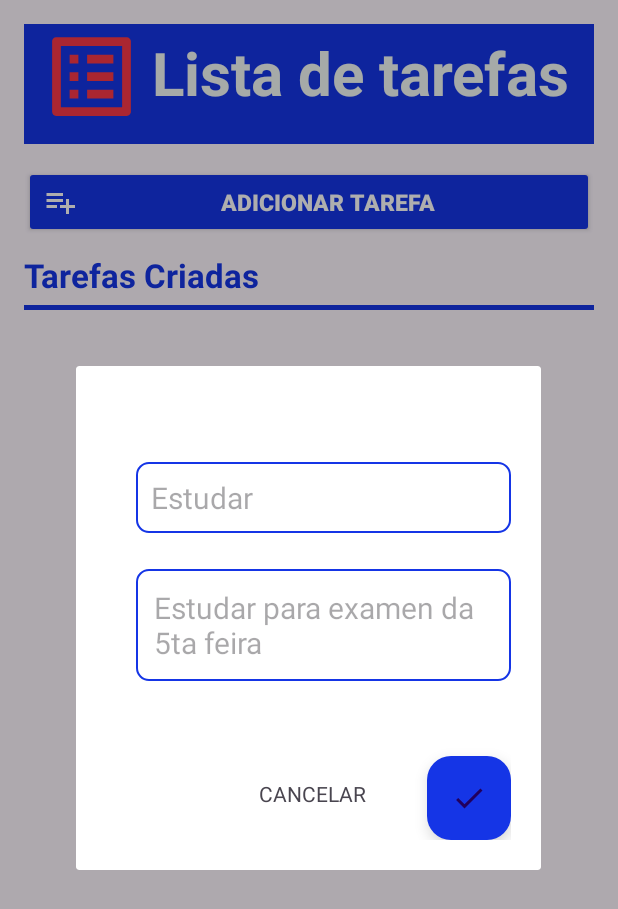
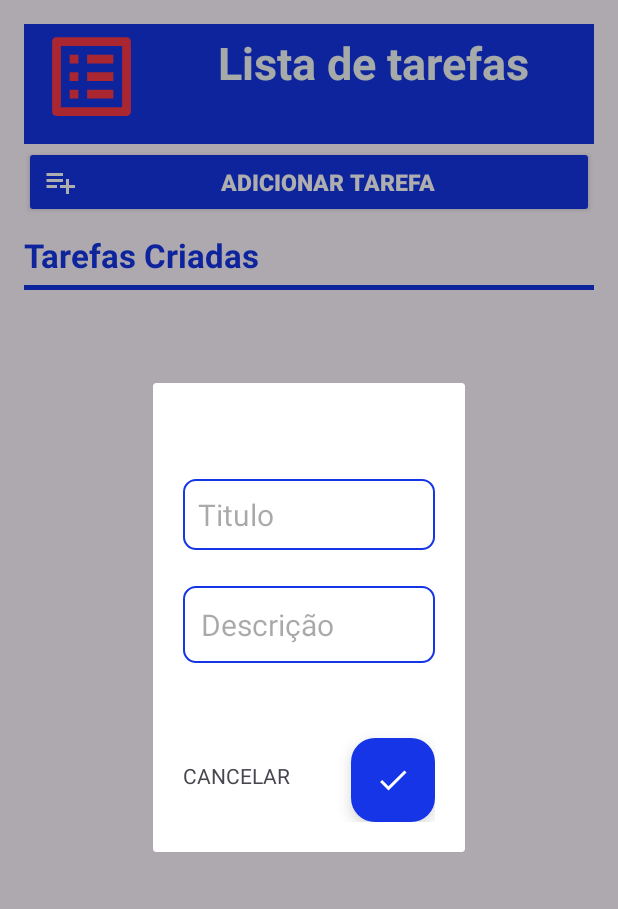
Before and after one commit to gabreucast/Projeto-To-Do-List, an Android app: the screen it shows after launch (MainActivity), after a tap on "ADICIONAR TAREFA", on a phone screen of 412 x 824 dp. Shown: the top 909 px of the screen. Run offline under Robolectric (Android 15) with nearby library versions, the phone set to English and light mode, and no system bars; our stand-ins replace Room's generated code.

Commit message:
configurar: 1. modificar observer e adicionar adapter.notifyDataSetChanged() no mainactivity 2. mudar de kapt para KSP 3. mudar a cor do floatButton 4. atualizar e comentar todos os strings 5. coloca o titulo do app menor para que se adapte à tela 6.

```diff
--- a/ProjetoToDoList/app/src/main/java/db/AppDatabase.kt
+++ b/ProjetoToDoList/app/src/main/java/db/AppDatabase.kt
@@ -15,15 +15,17 @@
         @Volatile
         private var INSTANCE: AppDatabase? = null
 
+        // Função que retorna a instância única da base de dados
         fun getDatabase(context: Context): AppDatabase {
             return INSTANCE ?: synchronized(this) {
                 val instance = Room.databaseBuilder(
                     context.applicationContext,
                     AppDatabase::class.java,
                     "app_database"
-                ).build()
-                INSTANCE = instance
-                instance
+                ).allowMainThreadQueries() // Permite consulta no thread principa
+                    .build()
+                INSTANCE = instance // Inicializa a instância da base de dados
+                instance // Retorna a instância da base de dados
             }
         }
     }
--- a/ProjetoToDoList/app/src/main/java/ui/MainActivity.kt
+++ b/ProjetoToDoList/app/src/main/java/ui/MainActivity.kt
@@ -1,13 +1,14 @@
 package ui
 
+import android.annotation.SuppressLint
 import android.os.Bundle
 import android.widget.Button
 import androidx.appcompat.app.AppCompatActivity
 import androidx.lifecycle.ViewModelProvider
 import androidx.recyclerview.widget.LinearLayoutManager
 import androidx.recyclerview.widget.RecyclerView
+import com.gabreucast.projetotodolist.Fragmets.FragmentPrincipalEdit
 import com.gabreucast.projetotodolist.R
-import com.gabreucast.projetotodolist.Fragmets.FragmentPrincipalEdit
 import model.ListEntity
 
 class MainActivity : AppCompatActivity() {
@@ -17,15 +18,18 @@
     private lateinit var itemList: MutableList<ListEntity>
     private lateinit var viewModel: MainViewModel
 
+    @SuppressLint("NotifyDataSetChanged")
     override fun onCreate(savedInstanceState: Bundle?) {
         super.onCreate(savedInstanceState)
         setContentView(R.layout.activity_main)
 
         viewModel = ViewModelProvider(this)[MainViewModel::class.java]
+        viewModel.inicializarDataBase(applicationContext)
 
         itemList = ArrayList()
         recyclerView = findViewById(R.id.taskRecyclerView)
-        recyclerView.layoutManager = LinearLayoutManager(this)
+        recyclerView.layoutManager =
+            LinearLayoutManager(this, LinearLayoutManager.VERTICAL, false)
 
         adapter = TaskAdapter(itemList)
         recyclerView.adapter = adapter
@@ -35,11 +39,18 @@
                 itemList.clear()
                 itemList.addAll(it)
                 adapter.updateList(itemList)
+                adapter.notifyDataSetChanged()
             }
         }
 
-        viewModel.inicializarDataBase(applicationContext)
+        // Acção do botão addButton para adicionar uma tarefa
+        val button = findViewById<Button>(R.id.addButton)
+        button.setOnClickListener {
+            val fragment = FragmentPrincipalEdit()
+            fragment.show(supportFragmentManager, "FragmentPrincipalEdit")
+        }
 
+        // Acção do botão editTask para editar uma tarefa
         adapter.onEditClick = { task ->
             val fragment = FragmentPrincipalEdit()
             val bundle = Bundle()
@@ -49,81 +60,11 @@
             fragment.show(supportFragmentManager, "FragmentPrincipalEdit")
         }
 
+        // Acção do botão deleteTask para deletar uma tarefa
         adapter.onDeleteClick = { task ->
             viewModel.deleteUser(task)
         }
 
-        val button = findViewById<Button>(R.id.addButton)
-        button.setOnClickListener {
-            val fragment = FragmentPrincipalEdit()
-            fragment.show(supportFragmentManager, "FragmentPrincipalEdit")
-        }
+
     }
 }
-
-
-//package ui
-//
-//import com.gabreucast.projetotodolist.Fragmets.FragmentPrincipalEdit
-//import android.os.Bundle
-//import android.widget.Button
-//import androidx.appcompat.app.AppCompatActivity
-//import androidx.recyclerview.widget.LinearLayoutManager
-//import androidx.recyclerview.widget.RecyclerView
-//import androidx.room.Room
-//import com.gabreucast.projetotodolist.R
-//import db.AppDatabase
-//import model.ListEntity
-//
-//class MainActivity : AppCompatActivity() {
-//
-//    private lateinit var recyclerView: RecyclerView
-//    private lateinit var adapter: TaskAdapter
-//    private lateinit var itemList: MutableList<ListEntity>
-//
-//    override fun onCreate(savedInstanceState: Bundle?) {
-//        super.onCreate(savedInstanceState)
-//        setContentView(R.layout.activity_main)
-//
-//        itemList = ArrayList()
-//        recyclerView = findViewById(R.id.taskRecyclerView)
-//        recyclerView.layoutManager = LinearLayoutManager(this)
-//
-//        adapter = TaskAdapter(itemList)
-//        recyclerView.adapter = adapter
-//
-//
-//        val database = Room.databaseBuilder(
-//            this, AppDatabase::class.java, "app_database"
-//            ).allowMainThreadQueries()
-//            .build()
-//
-//        database.listDao().insert(ListEntity(title = "Estudiar", task = "Examen de Física"))
-//        database.listDao().insert(ListEntity(title = "Mercado", task = "Comprar papa y cebolla"))
-//
-//        val tasks = database.listDao().getAll()
-//        itemList.addAll(tasks)
-//        adapter.updateList(itemList)
-//
-//
-//        adapter.onEditClick = { task ->
-//            val fragment = FragmentPrincipalEdit()
-//            val bundle = Bundle()
-//            bundle.putString("title", task.title)
-//            bundle.putString("task", task.task)
-//            fragment.arguments = bundle
-//            fragment.show(supportFragmentManager, "FragmentPrincipalEdit")
-//        }
-//
-//        adapter.onDeleteClick = { task ->
-//            itemList.remove(task)
-//            adapter.updateList(itemList)
-//        }
-//
-//        val button = findViewById<Button>(R.id.addButton)
-//        button.setOnClickListener {
-//            val fragment = FragmentPrincipalEdit()
-//            fragment.show(supportFragmentManager, "com.gabreucast.projetotodolist.Fragmets.FragmentPrincipalEdit")
-//        }
-//    }
-//}
--- a/ProjetoToDoList/app/src/main/java/ui/TaskAdapter.kt
+++ b/ProjetoToDoList/app/src/main/java/ui/TaskAdapter.kt
@@ -9,11 +9,11 @@
 import com.gabreucast.projetotodolist.R
 import model.ListEntity
 
+class TaskAdapter(private val taskList: MutableList<ListEntity>) :
+    RecyclerView.Adapter<TaskAdapter.TaskVH>() {
 
-class TaskAdapter(private val taskList: MutableList<ListEntity>) : RecyclerView.Adapter<TaskAdapter.TaskVH>() {
     var onEditClick: ((ListEntity) -> Unit)? = null
     var onDeleteClick: ((ListEntity) -> Unit)? = null
-
 
     inner class TaskVH(itemView: View) : RecyclerView.ViewHolder(itemView) {
         val titleTV: TextView = itemView.findViewById(R.id.titleTV)
@@ -23,7 +23,9 @@
     }
 
     override fun onCreateViewHolder(parent: ViewGroup, viewType: Int): TaskVH {
-        val itemView = LayoutInflater.from(parent.context).inflate(R.layout.fragment_task_list, parent, false)
+        val itemView =
+            LayoutInflater.from(parent.context).
+            inflate(R.layout.fragment_task_list, parent, false)
         return TaskVH(itemView)
     }
 
@@ -35,17 +37,21 @@
         val currentTask = taskList[position]
         holder.titleTV.text = currentTask.title
         holder.taskTV.text = currentTask.task
+
+        // Mejorar la interacción de los botones (editar y eliminar)
         holder.editTask.setOnClickListener {
-            onEditClick?.invoke(currentTask)
+            onEditClick?.invoke(currentTask) // Llama al método de edición pasando la tarea
         }
         holder.deleteTask.setOnClickListener {
-            onDeleteClick?.invoke(currentTask)
+            onDeleteClick?.invoke(currentTask) // Llama al método de eliminación pasando la tarea
         }
     }
 
     fun updateList(newList: List<ListEntity>) {
-        taskList.clear()
-        taskList.addAll(newList)
-        notifyDataSetChanged()
+        if (taskList != newList) {
+            taskList.clear()
+            taskList.addAll(newList)
+            notifyDataSetChanged() // Notifica el adaptador para que se actualice
+        }
     }
 }
--- a/ProjetoToDoList/app/src/main/res/drawable/baseline_done_24.xml
+++ b/ProjetoToDoList/app/src/main/res/drawable/baseline_done_24.xml
@@ -1,4 +1,4 @@
-<vector xmlns:android="http://schemas.android.com/apk/res/android" android:height="24dp" android:tint="#FFFFFF" android:viewportHeight="24" android:viewportWidth="24" android:width="24dp">
+<vector xmlns:android="http://schemas.android.com/apk/res/android" android:height="24dp" android:tint="@color/white" android:viewportHeight="24" android:viewportWidth="24" android:width="24dp">
 
     <path android:fillColor="@android:color/white" android:pathData="M9,16.2L4.8,12l-1.4,1.4L9,19 21,7l-1.4,-1.4L9,16.2z"/>
 
--- a/ProjetoToDoList/app/src/main/res/layout/activity_main.xml
+++ b/ProjetoToDoList/app/src/main/res/layout/activity_main.xml
@@ -19,10 +19,11 @@
     <androidx.appcompat.widget.AppCompatTextView
         android:id="@+id/titleTextView"
         style="@style/TitleText"
+        android:layout_marginStart="5dp"
+        android:layout_marginTop="5dp"
         android:paddingBottom="30dp"
         android:text="@string/title"
-        android:layout_marginTop="5dp"
-        android:layout_marginStart="5dp"
+        app:layout_constraintEnd_toEndOf="@+id/blueBackground"
         app:layout_constraintStart_toEndOf="@id/iconImageView"
         app:layout_constraintTop_toTopOf="parent" />
 
--- a/ProjetoToDoList/app/src/main/res/layout/fragment_completedtask_list.xml
+++ b/ProjetoToDoList/app/src/main/res/layout/fragment_completedtask_list.xml
@@ -18,7 +18,7 @@
         <androidx.appcompat.widget.AppCompatTextView
             android:id="@+id/titleTV"
             style="@style/DeletedNoteTitleText"
-            android:text="Notas Deletadas"
+            android:text="@string/notas_deletadas"
             app:layout_constraintStart_toStartOf="parent"
             app:layout_constraintTop_toTopOf="parent" />
 
@@ -41,7 +41,7 @@
         <androidx.appcompat.widget.AppCompatTextView
             android:id="@+id/taskTV"
             style="@style/DeletedNoteContentTextView"
-            android:text="Conteúdo da nota deletada 1"
+            android:text="@string/task_deleted"
             app:layout_constraintStart_toEndOf="@id/imageView"
             app:layout_constraintTop_toBottomOf="@id/titleTV" />
     </androidx.constraintlayout.widget.ConstraintLayout>
--- a/ProjetoToDoList/app/src/main/res/layout/fragment_principal_edit.xml
+++ b/ProjetoToDoList/app/src/main/res/layout/fragment_principal_edit.xml
@@ -9,8 +9,8 @@
     <androidx.appcompat.widget.AppCompatEditText
         android:id="@+id/titleET"
         style="@style/TaskEditText"
-        android:layout_marginStart="20dp"
         android:layout_marginTop="44dp"
+        app:layout_constraintEnd_toEndOf="parent"
         app:layout_constraintStart_toStartOf="parent"
         app:layout_constraintTop_toTopOf="parent" />
 
@@ -18,9 +18,9 @@
     <androidx.appcompat.widget.AppCompatEditText
         android:id="@+id/taskET"
         style="@style/TaskEditText2"
-        android:layout_width="250dp"
-        android:layout_marginStart="20dp"
+        android:layout_width="0dp"
         android:layout_marginTop="24dp"
+        app:layout_constraintEnd_toEndOf="parent"
         app:layout_constraintStart_toStartOf="parent"
         app:layout_constraintTop_toBottomOf="@id/titleET" />
 
@@ -37,6 +37,7 @@
     <com.google.android.material.floatingactionbutton.FloatingActionButton
         android:id="@+id/editNoteFab"
         style="@style/EditNoteFab"
+        app:tint="@android:color/white"
         app:layout_constraintEnd_toEndOf="parent"
         app:layout_constraintTop_toBottomOf="@id/taskET" />
 
--- a/ProjetoToDoList/app/src/main/res/layout/fragment_task_list.xml
+++ b/ProjetoToDoList/app/src/main/res/layout/fragment_task_list.xml
@@ -27,7 +27,7 @@
             android:id="@+id/titleTV"
             style="@style/TaskTextViewStyle"
             android:layout_toEndOf="@id/checkTask1"
-            android:text="Title Task" />
+            android:text="@string/titleTask" />
 
             <!-- Texto da tarefa -->
         <androidx.appcompat.widget.AppCompatTextView
@@ -35,7 +35,7 @@
             style="@style/TaskTextView"
             android:layout_below="@id/titleTV"
             android:layout_toEndOf="@id/checkTask1"
-            android:text="Task 1" />
+            android:text="@string/task" />
 
         <!-- Botão para editar a tarefa -->
         <ImageView
--- a/ProjetoToDoList/app/src/main/res/values/strings.xml
+++ b/ProjetoToDoList/app/src/main/res/values/strings.xml
@@ -25,10 +25,10 @@
     <string name="saveButton">Salvar</string>
 
     <!-- Exemplo de titulo da tarefa -->
-    <string name="exemploTituloTarefa">Estudar </string>
+    <string name="tituloHint">Titulo </string>
 
     <!-- Exemplo de tarefa -->
-    <string name="exemploTarefa">Estudar para examen da 5ta feira</string>
+    <string name="tarefaHint">Descrição</string>
 
     <!-- Status da tarefa: Deletada -->
     <string name="statusDeleted">Deletada</string>
@@ -38,5 +38,19 @@
 
     <!-- Botão para editar a tarefa -->
     <string name="buttonEditTask">Botão de editar tarefa</string>
+
+    <!-- Botão para cancelar ação -->
     <string name="cancel">CANCELAR</string>
+
+    <!-- Título da seção de notas deletadas -->
+    <string name="notas_deletadas">Notas Deletadas</string>
+
+    <!-- Conteúdo da nota deletada -->
+    <string name="task_deleted">Conteúdo da nota deletada 1</string>
+
+    <!-- Nome genérico da tarefa -->
+    <string name="task">Task 1</string>
+
+    <!-- Título genérico da tarefa -->
+    <string name="titleTask">Title Task</string>
 </resources>
--- a/ProjetoToDoList/app/src/main/res/values/styles.xml
+++ b/ProjetoToDoList/app/src/main/res/values/styles.xml
@@ -12,7 +12,7 @@
     <!-- style para o título -->
     <style name="TitleText">
         <item name="android:textColor">@color/titleColor</item>
-        <item name="android:textSize">40sp</item>
+        <item name="android:textSize">30sp</item>
         <item name="android:textStyle">bold</item>
         <item name="android:layout_width">wrap_content</item>
         <item name="android:layout_height">wrap_content</item>
@@ -69,7 +69,7 @@
     <!-- style para o RecyclerView de tarefas fragment_task -->
     <style name="TaskRecyclerViewStyle">
         <item name="android:layout_width">match_parent</item>
-        <item name="android:layout_height">470dp</item>
+        <item name="android:layout_height">0dp</item>
         <item name="android:layout_marginTop">10dp</item>
         <item name="android:clipToPadding">false</item>
         <item name="android:paddingBottom">16dp</item>
@@ -88,10 +88,10 @@
 
     <!-- style para o EditText Titulo  fragment_edit -->
     <style name="TaskEditText">
-        <item name="android:layout_width">250dp</item>
+        <item name="android:layout_width">0dp</item>
         <item name="android:layout_height">wrap_content</item>
         <item name="android:background">@drawable/aqua_borde</item>
-        <item name="android:hint">@string/exemploTituloTarefa</item>
+        <item name="android:hint">@string/tituloHint</item>
         <item name="android:maxLines">1</item>
         <item name="android:padding">10dp</item>
         <item name="android:layout_marginTop">20dp</item>
@@ -103,7 +103,7 @@
         <item name="android:layout_width">250dp</item>
         <item name="android:layout_height">wrap_content</item>
         <item name="android:background">@drawable/aqua_borde</item>
-        <item name="android:hint">@string/exemploTarefa</item>
+        <item name="android:hint">@string/tarefaHint</item>
         <item name="android:maxLines">1</item>
         <item name="android:padding">12dp</item>
         <item name="android:layout_marginTop">20dp</item>
@@ -118,7 +118,6 @@
         <item name="android:backgroundTint">@color/addButton</item>
         <item name="android:contentDescription">@string/saveButton</item>
         <item name="android:src">@drawable/baseline_done_24</item>
-        <item name="android:tint">@color/white</item>
     </style>
 
     <!-- Fragmento para a lista de tarefas -->
--- a/ProjetoToDoList/gradle/libs.versions.toml
+++ b/ProjetoToDoList/gradle/libs.versions.toml
@@ -23,3 +23,4 @@
 [plugins]
 android-application = { id = "com.android.application", version.ref = "agp" }
 kotlin-android = { id = "org.jetbrains.kotlin.android", version.ref = "kotlin" }
+ksp = "com.google.devtools.ksp:2.0.21-1.0.27"
```
Also changed, not shown: ProjetoToDoList/app/build.gradle.kts (+5 -5 lines), ProjetoToDoList/app/src/main/java/com/gabreucast/projetotodolist/Fragmets/fragment_principal_edit.kt (+10 -11 lines), ProjetoToDoList/build.gradle.kts (+3 -4 lines), ProjetoToDoList/gradle/wrapper/gradle-wrapper.properties, 2 other files.
